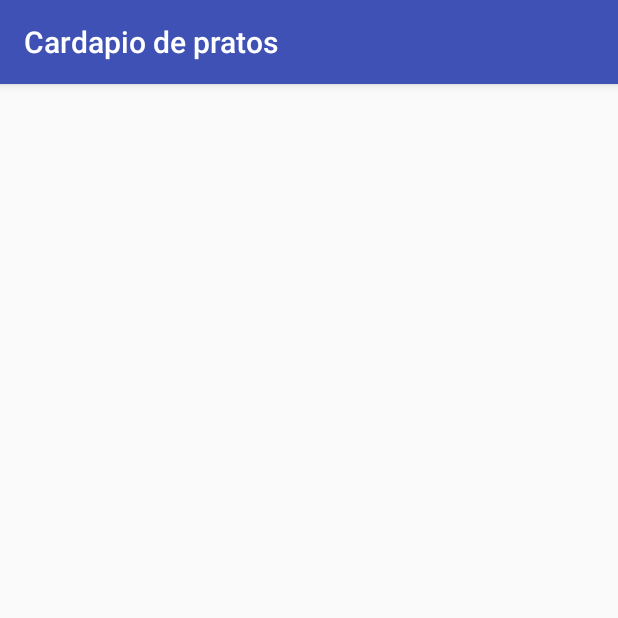
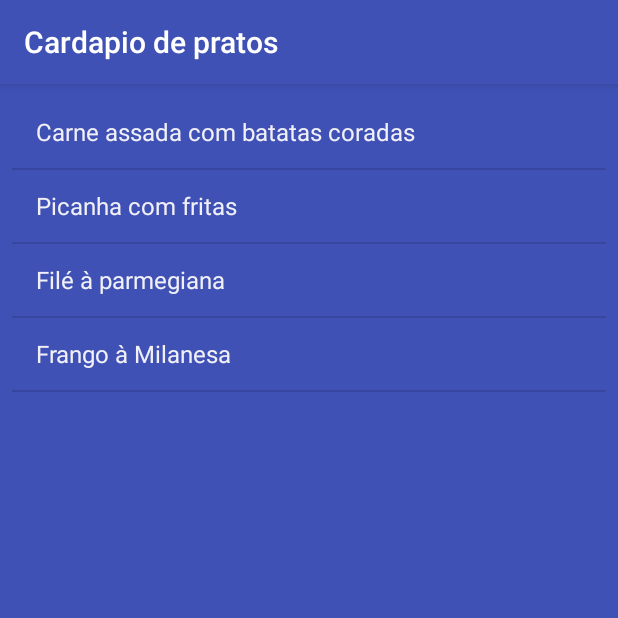
Before and after one commit to C4st3ll4n/Cardapiodepratos, an Android app: the ListaPratoActivity screen opened directly, with no data from a screen before it, on a phone screen of 412 x 824 dp, the top half of it. Run offline under Robolectric (Android 15) with nearby library versions, the phone set to English and light mode, and no system bars.

Commit message:
Implementação da Lista de Pratos parte 3

```diff
--- a/app/build.gradle
+++ b/app/build.gradle
@@ -4,7 +4,7 @@ android {
     compileSdkVersion 26
     defaultConfig {
         applicationId "cardapiodepratos.com.cardapiodepratos"
-        minSdkVersion 25
+        minSdkVersion 23
         targetSdkVersion 26
         versionCode 1
         versionName "1.0"
--- a/app/src/main/java/cardapiodepratos/com/cardapiodepratos/ListaPratoActivity.java
+++ b/app/src/main/java/cardapiodepratos/com/cardapiodepratos/ListaPratoActivity.java
@@ -4,6 +4,8 @@ import android.support.v7.app.AppCompatActivity;
 import android.os.Bundle;
 import android.widget.ArrayAdapter;
 import android.widget.ListView;
+
+import java.util.Collection;
 
 public class ListaPratoActivity extends AppCompatActivity {
     ListView lw;
@@ -12,18 +14,22 @@ public class ListaPratoActivity extends AppCompatActivity {
                   new Prato("Filé à parmegiana","Filé mignon à milanesa, arroz branco e batata frita",35.0),
                   new Prato("Frango à Milanesa","Arroz à Grega e Fritas.",23.9)
     };
+
+    String[] nomes = new String[pt.length];
+
     @Override
     protected void onCreate(Bundle savedInstanceState) {
         super.onCreate(savedInstanceState);
         setContentView(R.layout.activity_lista_prato);
         lw = findViewById(R.id.lw);
-        String[] nome_prato = null;
+
         for (int c = 0; c < pt.length; c++){
-            nome_prato[c] = pt[c].getNome();
+            String temp = pt[c].getNome();
+            nomes[c] = temp;
         }
 
-        ArrayAdapter<String> ad = new ArrayAdapter(getApplicationContext(),
-                android.R.layout.simple_list_item_1, android.R.id.text1,nome_prato);
+        ArrayAdapter ad = new ArrayAdapter<>(getApplicationContext(),
+                android.R.layout.simple_list_item_1, android.R.id.text1,nomes);
 
         lw.setAdapter(ad);
     }
--- a/app/src/main/res/layout/activity_lista_prato.xml
+++ b/app/src/main/res/layout/activity_lista_prato.xml
@@ -4,6 +4,7 @@
     xmlns:tools="http://schemas.android.com/tools"
     android:layout_width="match_parent"
     android:layout_height="match_parent"
+    android:background="@color/colorPrimary"
     tools:context="cardapiodepratos.com.cardapiodepratos.ListaPratoActivity">
 
     <ListView
--- a/app/src/main/res/layout/activity_main.xml
+++ b/app/src/main/res/layout/activity_main.xml
@@ -9,6 +9,7 @@
     <TextView
         android:layout_width="wrap_content"
         android:layout_height="wrap_content"
+        android:onClick="goToLista"
         android:text="Hello World!"
         app:layout_constraintBottom_toBottomOf="parent"
         app:layout_constraintLeft_toLeftOf="parent"
--- a/app/src/main/res/values/colors.xml
+++ b/app/src/main/res/values/colors.xml
@@ -1,6 +1,6 @@
 <?xml version="1.0" encoding="utf-8"?>
 <resources>
-    <color name="colorPrimary">#3F51B5</color>
+    <color name="colorPrimary">#3f51b5</color>
     <color name="colorPrimaryDark">#303F9F</color>
     <color name="colorAccent">#FF4081</color>
 </resources>
```
Also changed, not shown: app/src/main/java/cardapiodepratos/com/cardapiodepratos/MainActivity.java (+7 -0 lines).
